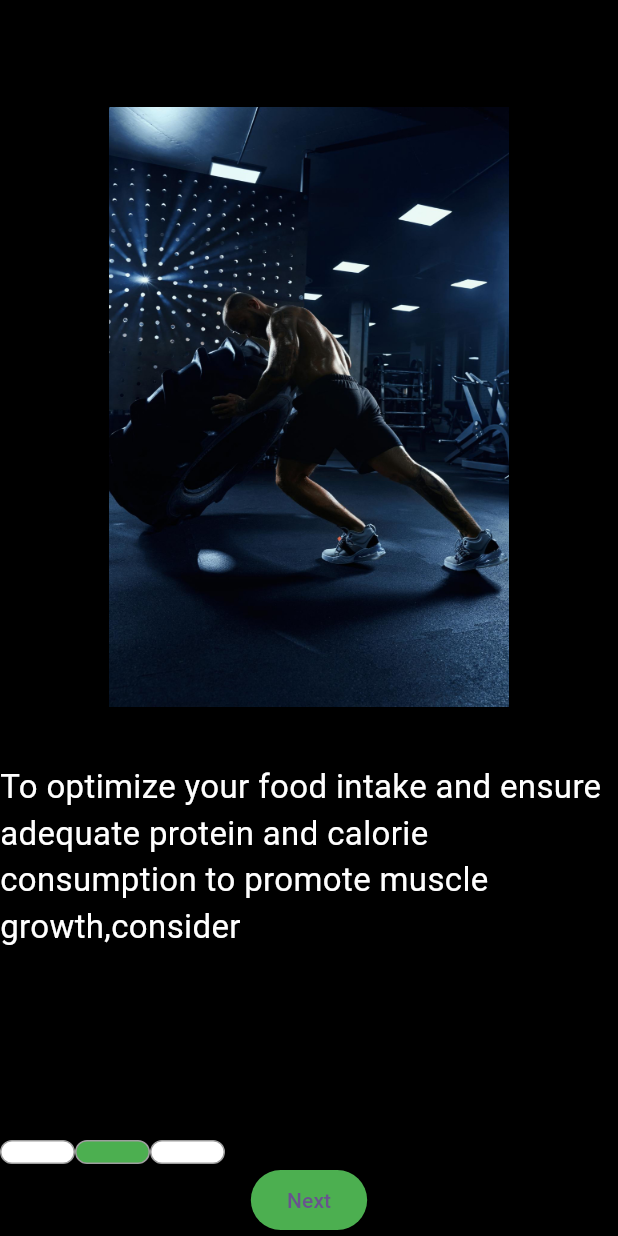
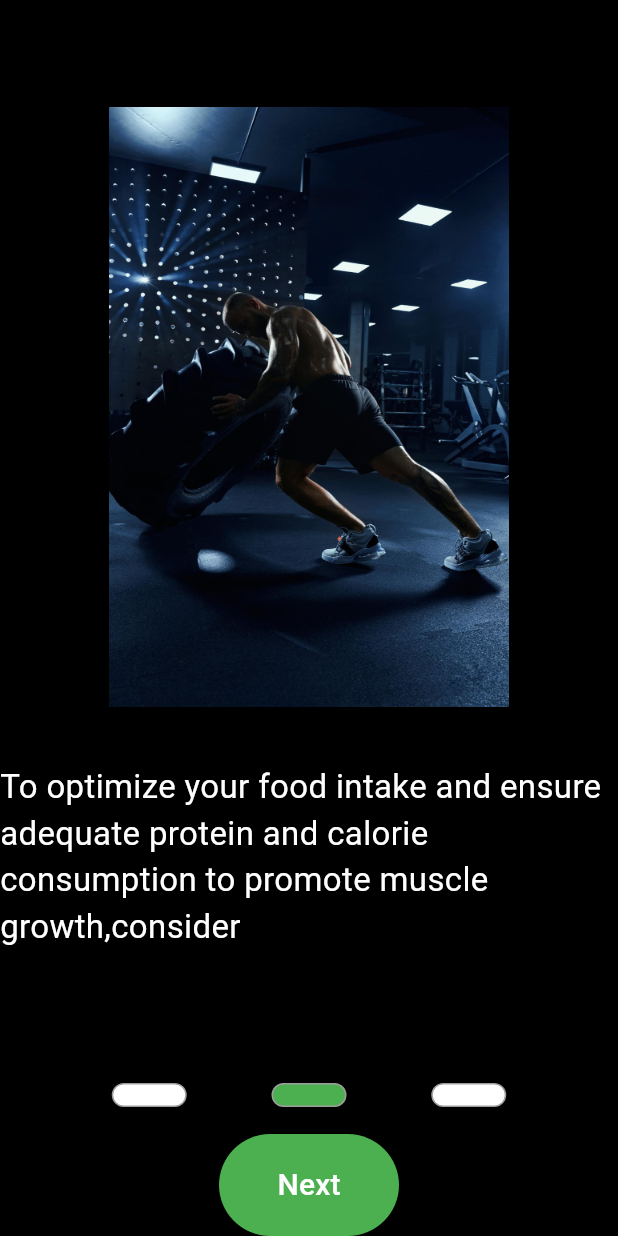
Before and after one commit to NamiqSalmanov0/Fitnes_App, a Flutter app: the screen it shows after launch, after a tap on "Next", on a phone screen of 412 x 824 dp. Run offline on Flutter 3.47's test engine with Material 3 defaults, Android fonts, the phone set to English and light mode, and no system bars; our stand-ins replace animate_do.

Commit message:
Button added Continue

```diff
--- a/lib/pages/intro_page/intro_page.dart
+++ b/lib/pages/intro_page/intro_page.dart
@@ -1,3 +1,4 @@
+import 'package:fitness_app/pages/intro_page/widgets/intro_startedbutton.dart';
 import 'package:flutter/material.dart';
 
 import '../../data/models/intro_model.dart';
@@ -40,18 +41,27 @@ class _IntroPageState extends State<IntroPage> {
               ),
             ),
             const SizedBox(height: 19),
-            InroductionDots(
-              selectedPage: selectedPage,
+            Padding(
+              padding: const EdgeInsets.all(18.0),
+              child: InroductionDots(
+                selectedPage: selectedPage,
+              ),
             ),
-            ElevatedButton(
+            selectedPage==IntroModel.myModel.length-1 ?
+            const IntroStartedbutton()
+           : ElevatedButton(
               onPressed: () {
                 _pageController.jumpToPage(selectedPage + 1);
               },
               style: ElevatedButton.styleFrom(
-                maximumSize: MediaQuery.of(context).size,
+
+               fixedSize: const Size(120, 68),
                 backgroundColor: Colors.green,
               ),
-              child: const Text('Next'),
+              child: const Text('Next',style: TextStyle(
+                color: Colors.white,
+                fontSize: 20
+              ),),
             )
           ],
         ));
--- a/lib/pages/intro_page/widgets/inroduction_dots.dart
+++ b/lib/pages/intro_page/widgets/inroduction_dots.dart
@@ -10,6 +10,8 @@ class InroductionDots extends StatelessWidget {
   @override
   Widget build(BuildContext context) {
     return Row(
+      mainAxisAlignment: MainAxisAlignment.spaceEvenly,
+
       children: [
         for (int i = 0; i < IntroModel.myModel.length; i++)
           SizedBox(
--- /dev/null
+++ b/lib/pages/intro_page/widgets/intro_startedbutton.dart
@@ -0,0 +1,17 @@
+import 'package:flutter/material.dart';
+
+class IntroStartedbutton extends StatelessWidget {
+  const IntroStartedbutton({super.key});
+
+
+
+  @override
+  Widget build(BuildContext context) {
+    return ElevatedButton(
+        onPressed: () {},
+        style: ElevatedButton.styleFrom(
+          fixedSize: Size(160, 50),
+        ),
+        child: Text('Get Started'));
+  }
+}
```
